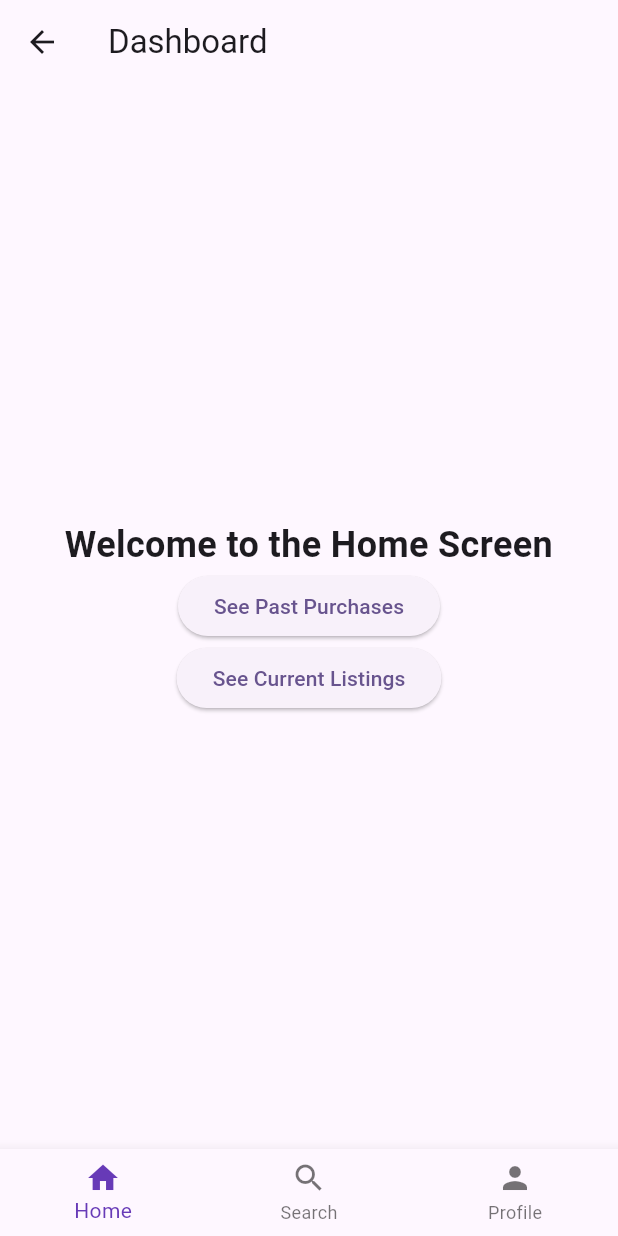
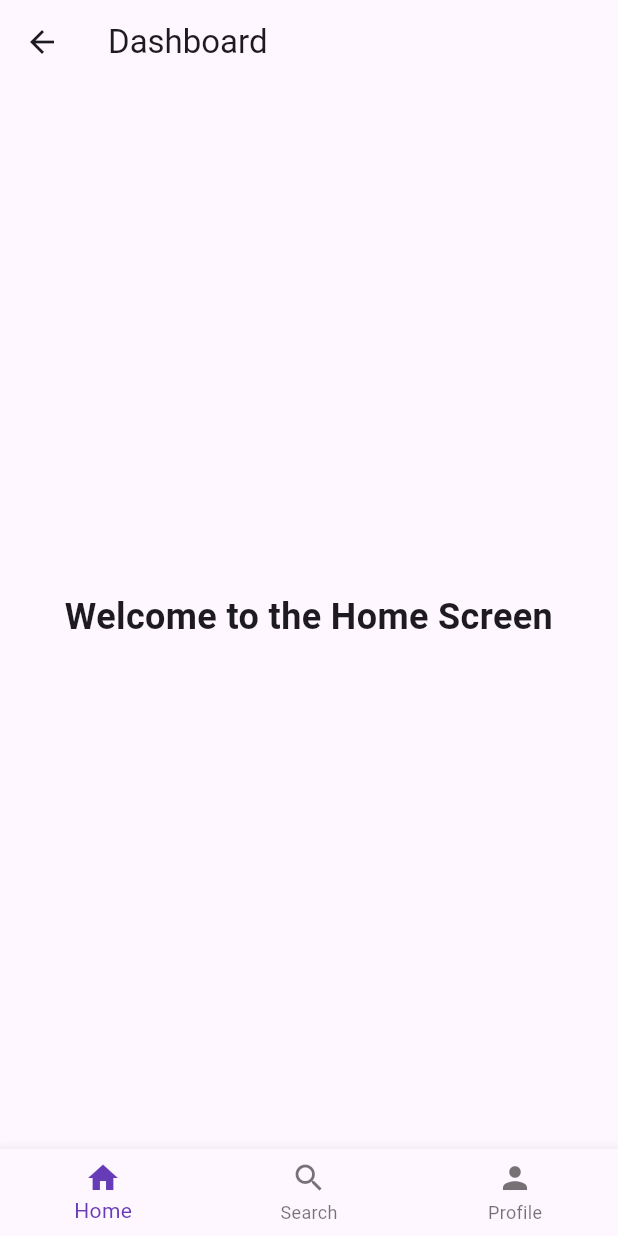
Before and after one commit to patelv712/4261Proj, a Flutter app: the DashboardScreen screen opened directly, on a phone screen of 412 x 824 dp. Run offline on Flutter 3.47's test engine with Material 3 defaults, Android fonts, the phone set to English and light mode, and no system bars.

Commit message:
home widget restructure

```diff
--- a/proj1/lib/dashboard.dart
+++ b/proj1/lib/dashboard.dart
@@ -52,18 +52,7 @@ class _DashboardScreenState extends State<DashboardScreen> {
           style: TextStyle(fontSize: 24, fontWeight: FontWeight.bold),
           textAlign: TextAlign.center,
         ),
-        ElevatedButton(
-          child: Text('See Past Purchases'),
-          onPressed: () {
-            // TODO
-          },
-        ),
-        ElevatedButton(
-          child: Text('See Current Listings'),
-          onPressed: () {
-            // TODO
-          },
-        ),
+
       ],
     );
   }
```
